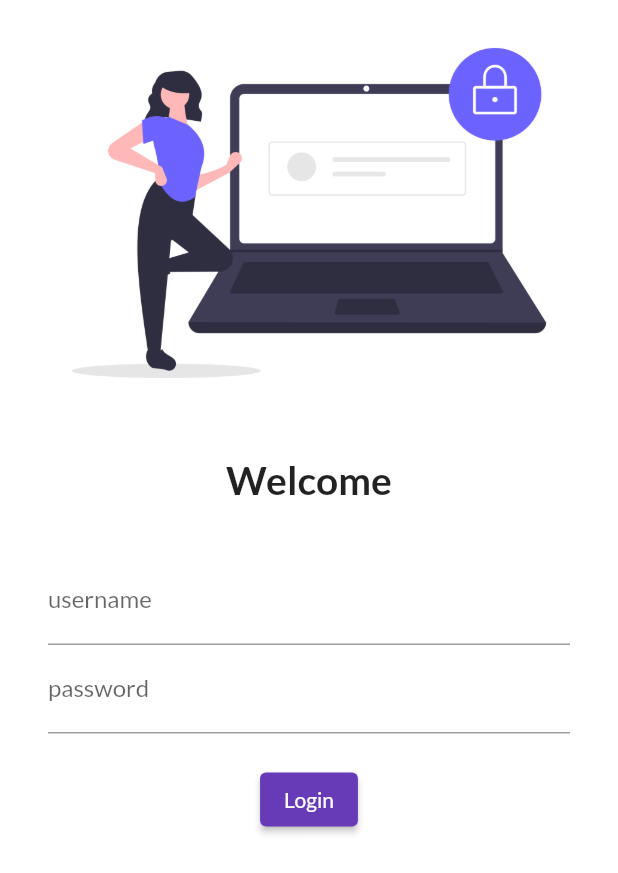
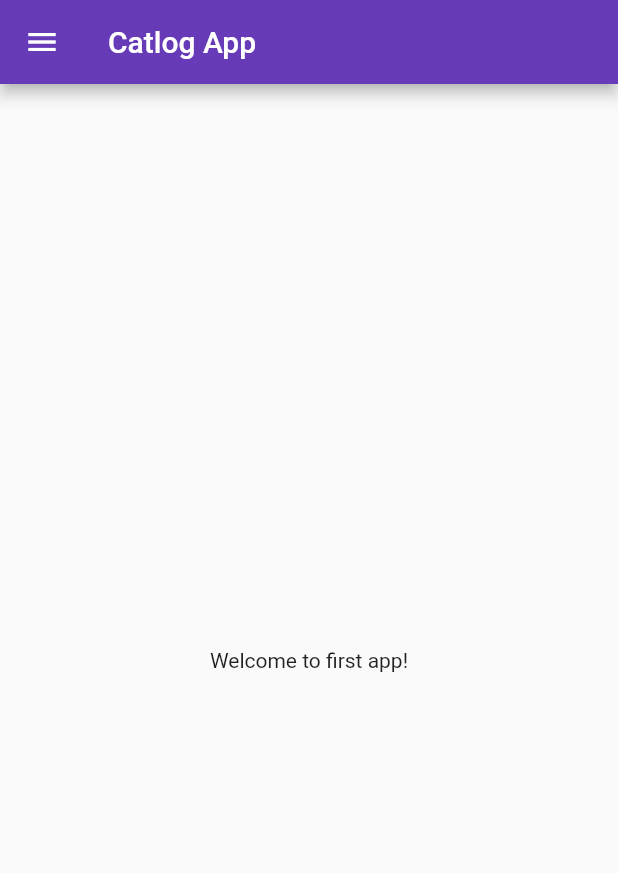
Before and after one commit to nawed-alam/flutter_catlog, a Flutter app: the screen it shows after launch, after a tap on "Login", on a phone screen of 412 x 824 dp. Shown: the top 873 px of the screen. Run offline on Flutter 3.47's test engine with Material 2 defaults, Android fonts, the phone set to English and light mode, and no system bars.

Commit message:
day 5 completed upto login page

```diff
--- a/lib/Login.dart
+++ /dev/null
@@ -1,54 +0,0 @@
-import 'package:flutter/material.dart';
-
-class LoginPage extends StatelessWidget {
-  const LoginPage({super.key});
-
-  @override
-  Widget build(BuildContext context) {
-    return Material(
-        color: Colors.white,
-        child: Column(
-          children: [
-            Image.asset(
-              "assests/images/login_image.png",
-              fit: BoxFit.cover,
-            ),
-            SizedBox(
-              height: 20.0,
-            ),
-            Text(
-              "Welcome",
-              style: TextStyle(fontSize: 26, fontWeight: FontWeight.bold),
-            ),
-            SizedBox(
-              height: 20.0,
-            ),
-            Padding(
-              padding:
-                  const EdgeInsets.symmetric(horizontal: 32.0, vertical: 16.0),
-              child: Column(
-                children: [
-                  TextFormField(
-                    decoration: InputDecoration(
-                      hintText: "Enter user name",
-                      labelText: "username",
-                    ),
-                  ),
-                  TextFormField(
-                    obscureText: true,
-                    decoration: InputDecoration(
-                      hintText: "Enter password",
-                      labelText: "password",
-                    ),
-                  ),
-                   SizedBox(
-              height: 20.0,
-            ),
-            ElevatedButton(onPressed:(){}, child:Text("Login"),style: TextButton.styleFrom(),)
-                ],
-              ),
-            )
-          ],
-        ));
-  }
-}
--- a/lib/main.dart
+++ b/lib/main.dart
@@ -1,7 +1,7 @@
 import 'package:flutter/material.dart';
-import 'package:flutter_catlog/Login.dart';
-import 'package:google_fonts/google_fonts.dart';
-
+import 'package:flutter_catlog/pages/login_page.dart';
+import 'package:flutter_catlog/utils/routes.dart';
+import 'pages/home_page.dart';
 void main() {
   runApp(MyApp());
 }
@@ -12,29 +12,21 @@ class MyApp extends StatelessWidget {
   @override
   Widget build(BuildContext context) {
     return MaterialApp(
-      // home: Scaffold(
-      //   appBar: AppBar(
-      //     title: Text("Catlog App"),
-      //   ),
-      //   body: Center(
-      //     child: Container(
-      //       child: Text("Welcome to first app!"),
-      //     ),
-      //   ),
-      //   drawer: Drawer(),
-      // ),
+    //  home:HomePage(),
       // themeMode: ThemeMode.dark,
       // darkTheme: ThemeData(
       //   brightness: Brightness.dark,
       // ),
+     // debugShowCheckedModeBanner: false,
       theme: ThemeData(
         primarySwatch: Colors.deepPurple,
-        fontFamily: GoogleFonts.lato().fontFamily,
-       // primaryTextTheme: GoogleFonts.latoTextTheme(),
       ),
-      routes: {
-        "/":(context)=> LoginPage(),
-      },
+      initialRoute: "/",
+     routes: {
+      "/":(context) => LoginPage(),
+      MyRoutes.homeRoute:(context) => HomePage(),
+       MyRoutes.loginRoute:(context) => LoginPage(),
+     },
     );
   }
 }
--- /dev/null
+++ b/lib/pages/home_page.dart
@@ -0,0 +1,18 @@
+import 'package:flutter/material.dart';
+class HomePage extends StatelessWidget {
+
+  @override
+  Widget build(BuildContext context) {
+    return  Scaffold(
+        appBar: AppBar(
+          title: Text("Catlog App"),
+        ),
+        body: Center(
+          child: Container(
+            child: Text("Welcome to first app!"),
+          ),
+        ),
+        drawer: Drawer(),
+      );
+  }
+}
--- /dev/null
+++ b/lib/pages/login_page.dart
@@ -0,0 +1,58 @@
+import 'package:flutter/material.dart';
+
+import '../utils/Routes.dart';
+class LoginPage extends StatelessWidget {
+
+  @override
+  Widget build(BuildContext context) {
+    return Material(
+        color: Colors.white,
+        child:SingleChildScrollView(
+          child: Column(
+            children: [
+              Image.asset(
+                "assests/images/login_image.png",
+                fit: BoxFit.cover,
+              ),
+              SizedBox(
+                height: 20.0,
+              ),
+              Text(
+                "Welcome",
+                style: TextStyle(fontSize: 28, fontWeight: FontWeight.bold),
+              ),
+              SizedBox(
+                height: 20.0,
+              ),
+              Padding(
+                padding:
+                    const EdgeInsets.symmetric(horizontal: 32.0, vertical: 16.0),
+                child: Column(
+                  children: [
+                    TextFormField(
+                      decoration: InputDecoration(
+                        hintText: "Enter user name",
+                        labelText: "username",
+                      ),
+                    ),
+                    TextFormField(
+                      obscureText: true,
+                      decoration: InputDecoration(
+                        hintText: "Enter password",
+                        labelText: "password",
+                      ),
+                    ),
+                     SizedBox(
+                height: 40.0,
+              ),
+              ElevatedButton(onPressed:(){
+                Navigator.pushNamed(context, MyRoutes.homeRoute);
+              }, child:Text("Login"),style: TextButton.styleFrom(minimumSize: Size(140, 40)),)
+                  ],
+                ),
+              )
+            ],
+          ),
+        ));
+  }
+}
--- /dev/null
+++ b/lib/utils/routes.dart
@@ -0,0 +1,4 @@
+class MyRoutes{
+  static String loginRoute="/login";
+  static String homeRoute="/home";
+}
```
